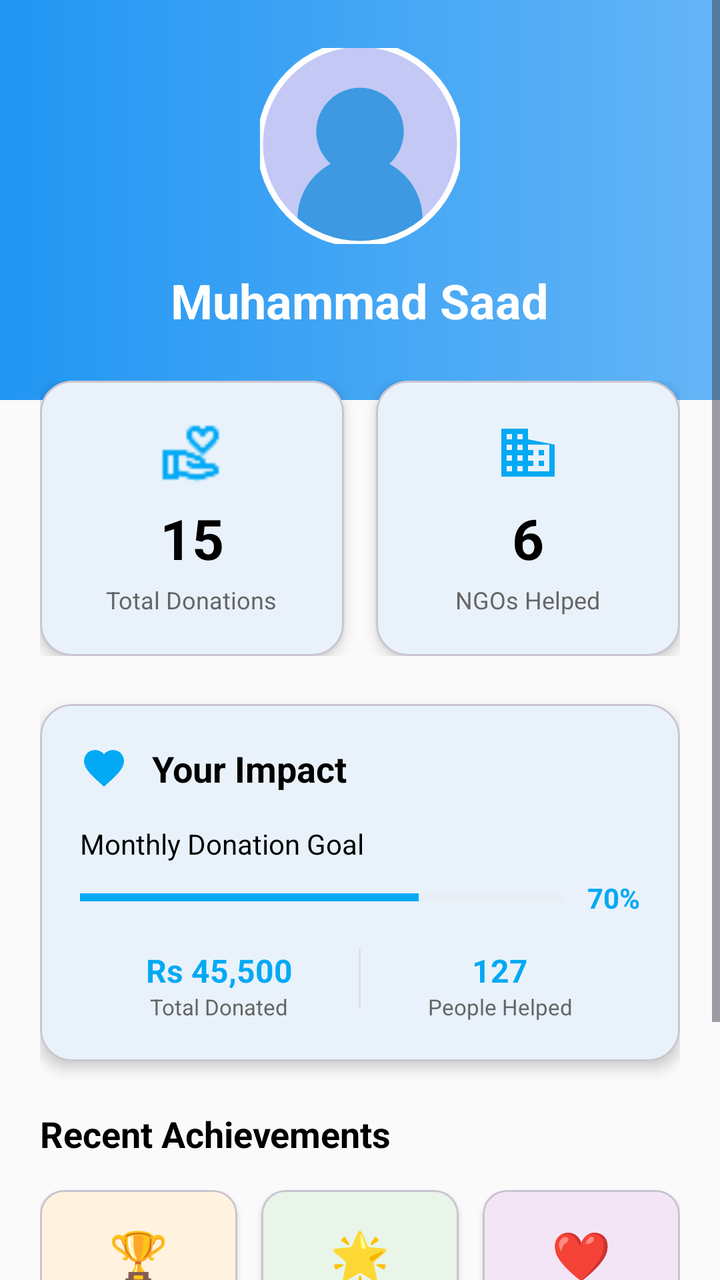
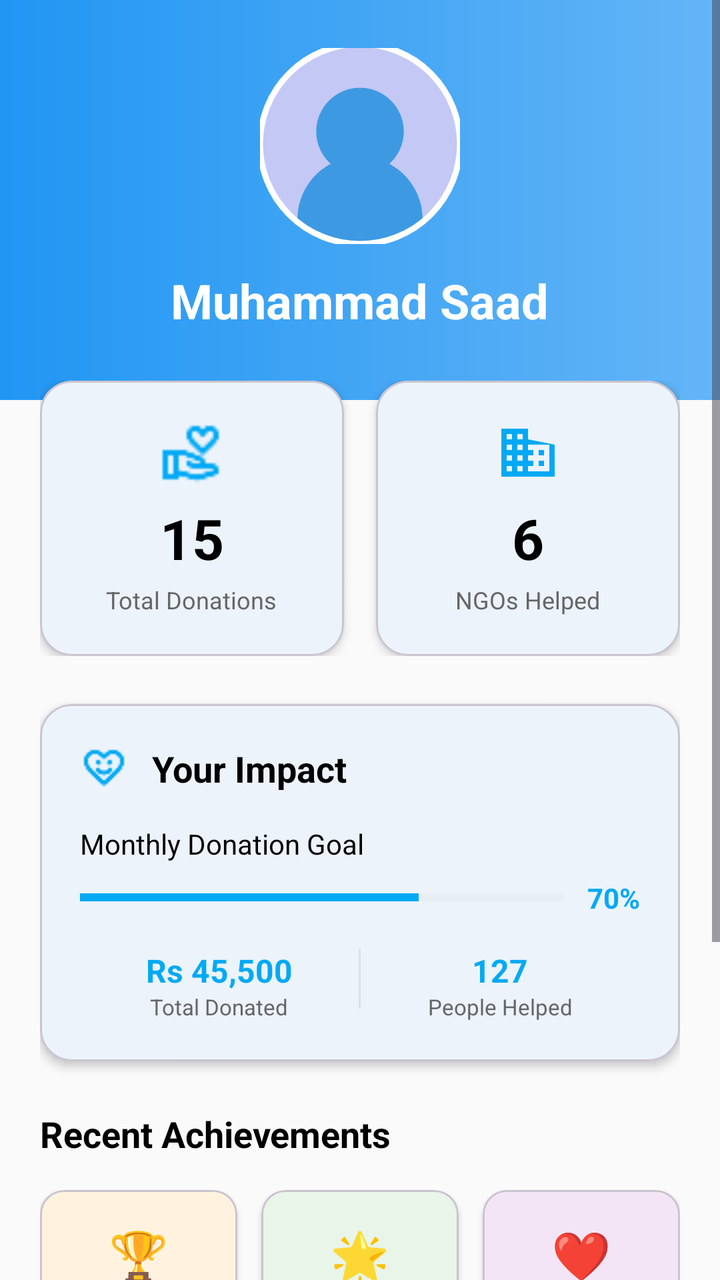

The first picture is an Android layout as it rendered before a commit; the second is the same layout after the commit. The layout source and the unified diff follow.
<!-- AndroidManifest.xml: application theme Theme.GiveEase -->
<!-- res/layout/fragment_donor_profile.xml -->
<?xml version="1.0" encoding="utf-8"?>
<ScrollView xmlns:android="http://schemas.android.com/apk/res/android"
    xmlns:app="http://schemas.android.com/apk/res-auto"
    android:layout_width="match_parent"
    android:layout_height="match_parent"
    android:background="@color/background"
    android:fillViewport="true">

    <LinearLayout
        android:layout_width="match_parent"
        android:layout_height="wrap_content"
        android:orientation="vertical">

        <RelativeLayout
            android:layout_width="match_parent"
            android:layout_height="200dp"
            android:background="@drawable/profile_header_gradient">

            <LinearLayout
                android:layout_width="match_parent"
                android:layout_height="wrap_content"
                android:orientation="vertical"
                android:gravity="center"
                android:layout_centerInParent="true"
                android:padding="24dp">

                <com.google.android.material.imageview.ShapeableImageView
                    android:id="@+id/imgProfile"
                    android:layout_width="100dp"
                    android:layout_height="100dp"
                    android:src="@drawable/sample_profile"
                    android:scaleType="centerCrop"
                    app:shapeAppearanceOverlay="@style/CircleImageView"
                    app:strokeColor="@android:color/white"
                    app:strokeWidth="3dp"
                    android:layout_marginBottom="12dp" />

                <TextView
                    android:id="@+id/tvDonorName"
                    android:layout_width="wrap_content"
                    android:layout_height="wrap_content"
                    android:text="Muhammad Saad"
                    android:textSize="24sp"
                    android:textColor="@android:color/white"
                    android:textStyle="bold"
                    android:layout_marginBottom="4dp" />

                <TextView
                    android:id="@+id/tvDonorEmail"
                    android:layout_width="wrap_content"
                    android:layout_height="wrap_content"
                    android:text="saad@example.com"
                    android:textColor="@android:color/white"
                    android:textSize="16sp"
                    android:alpha="0.9"
                    android:layout_marginBottom="8dp" />

                <LinearLayout
                    android:layout_width="wrap_content"
                    android:layout_height="wrap_content"
                    android:orientation="horizontal">

                    <TextView
                        android:layout_width="wrap_content"
                        android:layout_height="wrap_content"
                        android:text="⭐ Top Donor"
                        android:background="@drawable/white_badge_background"
                        android:paddingHorizontal="12dp"
                        android:paddingVertical="6dp"
                        android:textSize="12sp"
                        android:textStyle="bold"
                        android:textColor="@color/secondary"
                        android:layout_marginEnd="8dp" />

                    <TextView
                        android:layout_width="wrap_content"
                        android:layout_height="wrap_content"
                        android:text="🏆 5 Years"
                        android:background="@drawable/white_badge_background"
                        android:paddingHorizontal="12dp"
                        android:paddingVertical="6dp"
                        android:textSize="12sp"
                        android:textStyle="bold"
                        android:textColor="@color/secondary" />
                </LinearLayout>
            </LinearLayout>
        </RelativeLayout>

        <LinearLayout
            android:layout_width="match_parent"
            android:layout_height="wrap_content"
            android:orientation="vertical"
            android:padding="20dp"
            android:layout_marginTop="-30dp">

            <LinearLayout
                android:layout_width="match_parent"
                android:layout_height="wrap_content"
                android:orientation="horizontal"
                android:layout_marginBottom="24dp">

                <com.google.android.material.card.MaterialCardView
                    android:layout_width="0dp"
                    android:layout_height="wrap_content"
                    android:layout_weight="1"
                    android:layout_marginEnd="8dp"
                    app:cardCornerRadius="16dp"
                    app:cardElevation="4dp"
                    app:cardBackgroundColor="@android:color/white">

                    <LinearLayout
                        android:layout_width="match_parent"
                        android:layout_height="wrap_content"
                        android:orientation="vertical"
                        android:padding="20dp"
                        android:gravity="center">

                        <ImageView
                            android:layout_width="32dp"
                            android:layout_height="32dp"
                            android:src="@drawable/ic_donation"
                            app:tint="@color/secondary"
                            android:layout_marginBottom="8dp" />

                        <TextView
                            android:id="@+id/tvTotalDonations"
                            android:layout_width="wrap_content"
                            android:layout_height="wrap_content"
                            android:text="15"
                            android:textSize="28sp"
                            android:textStyle="bold"
                            android:textColor="@android:color/black"
                            android:layout_marginBottom="4dp" />

                        <TextView
                            android:layout_width="wrap_content"
                            android:layout_height="wrap_content"
                            android:text="Total Donations"
                            android:textColor="#666666"
                            android:textSize="12sp"
                            android:gravity="center" />
                    </LinearLayout>
                </com.google.android.material.card.MaterialCardView>

                <com.google.android.material.card.MaterialCardView
                    android:layout_width="0dp"
                    android:layout_height="wrap_content"
                    android:layout_weight="1"
                    android:layout_marginStart="8dp"
                    app:cardCornerRadius="16dp"
                    app:cardElevation="4dp"
                    app:cardBackgroundColor="@android:color/white">

                    <LinearLayout
                        android:layout_width="match_parent"
                        android:layout_height="wrap_content"
                        android:orientation="vertical"
                        android:padding="20dp"
                        android:gravity="center">

                        <ImageView
                            android:layout_width="32dp"
                            android:layout_height="32dp"
                            android:src="@drawable/ic_organization"
                            app:tint="@color/secondary"
                            android:layout_marginBottom="8dp" />

                        <TextView
                            android:id="@+id/tvNGOsSupported"
                            android:layout_width="wrap_content"
                            android:layout_height="wrap_content"
                            android:text="6"
                            android:textSize="28sp"
                            android:textStyle="bold"
                            android:textColor="@android:color/black"
                            android:layout_marginBottom="4dp" />

                        <TextView
                            android:layout_width="wrap_content"
                            android:layout_height="wrap_content"
                            android:text="NGOs Helped"
                            android:textColor="#666666"
                            android:textSize="12sp"
                            android:gravity="center" />
                    </LinearLayout>
                </com.google.android.material.card.MaterialCardView>
            </LinearLayout>

            <com.google.android.material.card.MaterialCardView
                android:layout_width="match_parent"
                android:layout_height="wrap_content"
                android:layout_marginBottom="24dp"
                app:cardCornerRadius="16dp"
                app:cardElevation="4dp"
                app:cardBackgroundColor="@android:color/white">

                <LinearLayout
                    android:layout_width="match_parent"
                    android:layout_height="wrap_content"
                    android:orientation="vertical"
                    android:padding="20dp">

                    <LinearLayout
                        android:layout_width="match_parent"
                        android:layout_height="wrap_content"
                        android:orientation="horizontal"
                        android:gravity="center_vertical"
                        android:layout_marginBottom="16dp">

                        <ImageView
                            android:layout_width="24dp"
                            android:layout_height="24dp"
                            android:src="@drawable/ic_heart1"
                            app:tint="@color/secondary" />

                        <TextView
                            android:layout_width="wrap_content"
                            android:layout_height="wrap_content"
                            android:text="Your Impact"
                            android:textSize="18sp"
                            android:textStyle="bold"
                            android:textColor="@android:color/black"
                            android:layout_marginStart="12dp" />
                    </LinearLayout>

                    <TextView
                        android:layout_width="wrap_content"
                        android:layout_height="wrap_content"
                        android:text="Monthly Donation Goal"
                        android:textSize="14sp"
                        android:textColor="@android:color/black"
                        android:layout_marginBottom="8dp" />

                    <LinearLayout
                        android:layout_width="match_parent"
                        android:layout_height="wrap_content"
                        android:orientation="horizontal"
                        android:gravity="center_vertical"
                        android:layout_marginBottom="16dp">

                        <ProgressBar
                            android:id="@+id/progressDonationGoal"
                            style="?android:attr/progressBarStyleHorizontal"
                            android:layout_width="0dp"
                            android:layout_height="8dp"
                            android:layout_weight="1"
                            android:progress="70"
                            android:progressTint="@color/secondary"
                            android:progressBackgroundTint="#E0E0E0" />

                        <TextView
                            android:id="@+id/tvProgressPercent"
                            android:layout_width="wrap_content"
                            android:layout_height="wrap_content"
                            android:text="70%"
                            android:layout_marginStart="12dp"
                            android:textColor="@color/secondary"
                            android:textStyle="bold" />
                    </LinearLayout>

                    <LinearLayout
                        android:layout_width="match_parent"
                        android:layout_height="wrap_content"
                        android:orientation="horizontal">

                        <LinearLayout
                            android:layout_width="0dp"
                            android:layout_height="wrap_content"
                            android:layout_weight="1"
                            android:orientation="vertical"
                            android:gravity="center">

                            <TextView
                                android:id="@+id/tvTotalAmount"
                                android:layout_width="wrap_content"
                                android:layout_height="wrap_content"
                                android:text="Rs 45,500"
                                android:textSize="16sp"
                                android:textStyle="bold"
                                android:textColor="@color/secondary" />

                            <TextView
                                android:layout_width="wrap_content"
                                android:layout_height="wrap_content"
                                android:text="Total Donated"
                                android:textSize="11sp"
                                android:textColor="#666666" />
                        </LinearLayout>

                        <View
                            android:layout_width="1dp"
                            android:layout_height="30dp"
                            android:background="#E0E0E0" />

                        <LinearLayout
                            android:layout_width="0dp"
                            android:layout_height="wrap_content"
                            android:layout_weight="1"
                            android:orientation="vertical"
                            android:gravity="center">

                            <TextView
                                android:id="@+id/tvPeopleHelped"
                                android:layout_width="wrap_content"
                                android:layout_height="wrap_content"
                                android:text="127"
                                android:textSize="16sp"
                                android:textStyle="bold"
                                android:textColor="@color/secondary" />

                            <TextView
                                android:layout_width="wrap_content"
                                android:layout_height="wrap_content"
                                android:text="People Helped"
                                android:textSize="11sp"
                                android:textColor="#666666" />
                        </LinearLayout>
                    </LinearLayout>
                </LinearLayout>
            </com.google.android.material.card.MaterialCardView>

            <TextView
                android:layout_width="wrap_content"
                android:layout_height="wrap_content"
                android:text="Recent Achievements"
                android:textSize="18sp"
                android:textStyle="bold"
                android:textColor="@android:color/black"
                android:layout_marginBottom="16dp" />

            <LinearLayout
                android:layout_width="match_parent"
                android:layout_height="wrap_content"
                android:orientation="horizontal"
                android:layout_marginBottom="32dp">

                <com.google.android.material.card.MaterialCardView
                    android:layout_width="0dp"
                    android:layout_height="wrap_content"
                    android:layout_weight="1"
                    android:layout_marginEnd="8dp"
                    app:cardCornerRadius="12dp"
                    app:cardElevation="2dp"
                    app:cardBackgroundColor="#FFF3E0">

                    <LinearLayout
                        android:layout_width="match_parent"
                        android:layout_height="wrap_content"
                        android:orientation="vertical"
                        android:padding="16dp"
                        android:gravity="center">

                        <TextView
                            android:layout_width="wrap_content"
                            android:layout_height="wrap_content"
                            android:text="🏆"
                            android:textSize="24sp"
                            android:layout_marginBottom="4dp" />

                        <TextView
                            android:layout_width="wrap_content"
                            android:layout_height="wrap_content"
                            android:text="Generous Heart"
                            android:textSize="12sp"
                            android:textStyle="bold"
                            android:textColor="@android:color/holo_orange_dark"
                            android:gravity="center" />
                    </LinearLayout>
                </com.google.android.material.card.MaterialCardView>

                <com.google.android.material.card.MaterialCardView
                    android:layout_width="0dp"
                    android:layout_height="wrap_content"
                    android:layout_weight="1"
                    android:layout_marginStart="4dp"
                    android:layout_marginEnd="4dp"
                    app:cardCornerRadius="12dp"
                    app:cardElevation="2dp"
                    app:cardBackgroundColor="#E8F5E8">

                    <LinearLayout
                        android:layout_width="match_parent"
                        android:layout_height="wrap_content"
                        android:orientation="vertical"
                        android:padding="16dp"
                        android:gravity="center">

                        <TextView
                            android:layout_width="wrap_content"
                            android:layout_height="wrap_content"
                            android:text="🌟"
                            android:textSize="24sp"
                            android:layout_marginBottom="4dp" />

                        <TextView
                            android:layout_width="wrap_content"
                            android:layout_height="wrap_content"
                            android:text="Monthly Star"
                            android:textSize="12sp"
                            android:textStyle="bold"
                            android:textColor="@android:color/holo_green_dark"
                            android:gravity="center" />
                    </LinearLayout>
                </com.google.android.material.card.MaterialCardView>

                <com.google.android.material.card.MaterialCardView
                    android:layout_width="0dp"
                    android:layout_height="wrap_content"
                    android:layout_weight="1"
                    android:layout_marginStart="8dp"
                    app:cardCornerRadius="12dp"
                    app:cardElevation="2dp"
                    app:cardBackgroundColor="#F3E5F5">

                    <LinearLayout
                        android:layout_width="match_parent"
                        android:layout_height="wrap_content"
                        android:orientation="vertical"
                        android:padding="16dp"
                        android:gravity="center">

                        <TextView
                            android:layout_width="wrap_content"
                            android:layout_height="wrap_content"
                            android:text="❤️"
                            android:textSize="24sp"
                            android:layout_marginBottom="4dp" />

                        <TextView
                            android:layout_width="wrap_content"
                            android:layout_height="wrap_content"
                            android:text="Compassionate"
                            android:textSize="12sp"
                            android:textStyle="bold"
                            android:textColor="@android:color/holo_purple"
                            android:gravity="center" />
                    </LinearLayout>
                </com.google.android.material.card.MaterialCardView>
            </LinearLayout>

            <LinearLayout
                android:layout_width="match_parent"
                android:layout_height="wrap_content"
                android:orientation="horizontal">

                <com.google.android.material.button.MaterialButton
                    android:id="@+id/btnDonationHistory"
                    android:layout_width="0dp"
                    android:layout_height="56dp"
                    android:layout_weight="1"
                    android:text="View History"
                    android:textSize="14sp"
                    app:icon="@drawable/ic_history"
                    app:iconGravity="start"
                    app:cornerRadius="28dp"
                    android:layout_marginEnd="8dp"
                    android:backgroundTint="@color/secondary"
                    style="@style/Widget.Material3.Button" />

                <com.google.android.material.button.MaterialButton
                    android:id="@+id/btnGoToSettings"
                    android:layout_width="0dp"
                    android:layout_height="56dp"
                    android:layout_weight="1"
                    android:text="Settings"
                    android:textSize="14sp"
                    app:icon="@drawable/ic_settings"
                    app:iconGravity="start"
                    app:cornerRadius="28dp"
                    android:layout_marginStart="8dp"
                    app:strokeColor="@color/secondary"
                    app:strokeWidth="2dp"
                    android:textColor="@color/secondary"
                    android:backgroundTint="@android:color/transparent"
                    style="@style/Widget.Material3.Button.OutlinedButton" />
            </LinearLayout>
        </LinearLayout>
    </LinearLayout>
</ScrollView>
<!-- resources referenced by this layout -->
<resources>
  <color name="background">#FAFAFA</color>
  <color name="secondary">#03A9F4</color>
  <!-- drawable ic_donation: png bitmap (drawable, 513 bytes) -->
  <!-- drawable ic_heart1 (drawable) -->
  <vector xmlns:android="http://schemas.android.com/apk/res/android"
      android:width="24dp"
      android:height="24dp"
      android:viewportWidth="24"
      android:viewportHeight="24">
      <path
          android:fillColor="#FF000000"
          android:pathData="M12,21.35l-1.45,-1.32C5.4,15.36 2,12.28 2,8.5 2,5.42 4.42,3 7.5,3c1.74,0 3.41,0.81 4.5,2.09C13.09,3.81 14.76,3 16.5,3 19.58,3 22,5.42 22,8.5c0,3.78 -3.4,6.86 -8.55,11.54L12,21.35z"/>
  </vector>
  <!-- drawable ic_history: png bitmap (drawable, 413 bytes) -->
  <!-- drawable ic_organization (drawable) -->
  <vector xmlns:android="http://schemas.android.com/apk/res/android"
      android:width="24dp"
      android:height="24dp"
      android:viewportWidth="24"
      android:viewportHeight="24">
      <path
          android:fillColor="#FF000000"
          android:pathData="M12,7L12,3L2,3v18h20L22,9L12,7zM6,19L4,19v-2h2v2zM6,15L4,15v-2h2v2zM6,11L4,11L4,9h2v2zM6,7L4,7L4,5h2v2zM10,19L8,19v-2h2v2zM10,15L8,15v-2h2v2zM10,11L8,11L8,9h2v2zM10,7L8,7L8,5h2v2zM20,19h-8v-2h2v-2h-2v-2h2v-2h-2L12,9h8v10zM18,11h-2v2h2v-2zM18,15h-2v2h2v-2z"/>
  </vector>
  <!-- drawable ic_settings: png bitmap (drawable, 585 bytes) -->
  <!-- drawable profile_header_gradient (drawable) -->
  <?xml version="1.0" encoding="utf-8"?>
  <shape xmlns:android="http://schemas.android.com/apk/res/android">
      <gradient
          android:startColor="#2196F3"
          android:endColor="#64B5F6"
          android:angle="0"/>
  </shape>
  <!-- drawable sample_profile: png bitmap (drawable, 19645 bytes) -->
  <!-- drawable white_badge_background (drawable) -->
  <shape xmlns:android="http://schemas.android.com/apk/res/android">
      <solid android:color="@android:color/white" />
      <corners android:radius="16dp" />
      <stroke android:width="1dp" android:color="#E0E0E0" />
  </shape>
  <style name="CircleImageView" parent="">
          <item name="cornerFamily">rounded</item>
          <item name="cornerSize">50%</item>
      </style>
  <style name="Theme.GiveEase" parent="Theme.Material3.Light.NoActionBar">
          
          <item name="colorPrimary">@color/primary_blue</item>
          <item name="colorOnPrimary">@color/white</item>
          <item name="colorSecondary">@color/teal_200</item>
          <item name="colorOnSecondary">@color/black</item>
  
          
          <item name="android:windowBackground">@color/background</item>
          <item name="colorSurface">@color/surface</item>
          <item name="colorOnSurface">@color/onSurface</item>
          <item name="colorOnBackground">@color/onBackground</item>
  
          
          <item name="android:statusBarColor" tools:targetApi="l">?attr/colorPrimary</item>
  
      </style>
  <color name="primary_blue">#1976D2</color>
  <color name="white">#FFFFFFFF</color>
  <color name="teal_200">#FF03DAC5</color>
  <color name="black">#FF000000</color>
  <color name="surface">#FFFFFF</color>
  <color name="onSurface">#212121</color>
  <color name="onBackground">#212121</color>
</resources>

<!-- the commit's change to res/layout/fragment_donor_profile.xml (unified diff, before → after) -->
@@ -105,7 +105,7 @@
                     android:layout_weight="1"
                     android:layout_marginEnd="8dp"
                     app:cardCornerRadius="16dp"
-                    app:cardElevation="4dp"
+                    app:cardElevation="3dp"
                     app:cardBackgroundColor="@android:color/white">
 
                     <LinearLayout
@@ -148,7 +148,7 @@
                     android:layout_weight="1"
                     android:layout_marginStart="8dp"
                     app:cardCornerRadius="16dp"
-                    app:cardElevation="4dp"
+                    app:cardElevation="3dp"
                     app:cardBackgroundColor="@android:color/white">
 
                     <LinearLayout
@@ -191,7 +191,7 @@
                 android:layout_height="wrap_content"
                 android:layout_marginBottom="24dp"
                 app:cardCornerRadius="16dp"
-                app:cardElevation="4dp"
+                app:cardElevation="3dp"
                 app:cardBackgroundColor="@android:color/white">
 
                 <LinearLayout
@@ -210,7 +210,7 @@
                         <ImageView
                             android:layout_width="24dp"
                             android:layout_height="24dp"
-                            android:src="@drawable/ic_heart1"
+                            android:src="@drawable/ic_heart"
                             app:tint="@color/secondary" />
 
                         <TextView
@@ -441,33 +441,55 @@
             <LinearLayout
                 android:layout_width="match_parent"
                 android:layout_height="wrap_content"
-                android:orientation="horizontal">
-
-                <com.google.android.material.button.MaterialButton
-                    android:id="@+id/btnDonationHistory"
-                    android:layout_width="0dp"
-                    android:layout_height="56dp"
-                    android:layout_weight="1"
-                    android:text="View History"
-                    android:textSize="14sp"
-                    app:icon="@drawable/ic_history"
-                    app:iconGravity="start"
-                    app:cornerRadius="28dp"
-                    android:layout_marginEnd="8dp"
-                    android:backgroundTint="@color/secondary"
-                    style="@style/Widget.Material3.Button" />
+                android:orientation="vertical">
+
+                <LinearLayout
+                    android:layout_width="match_parent"
+                    android:layout_height="wrap_content"
+                    android:orientation="horizontal"
+                    android:layout_marginBottom="12dp">
+
+                    <com.google.android.material.button.MaterialButton
+                        android:id="@+id/btnDonationHistory"
+                        android:layout_width="0dp"
+                        android:layout_height="56dp"
+                        android:layout_weight="1"
+                        android:text="View History"
+                        android:textSize="14sp"
+                        app:icon="@drawable/ic_history"
+                        app:iconGravity="start"
+                        app:cornerRadius="28dp"
+                        android:layout_marginEnd="8dp"
+                        android:backgroundTint="@color/secondary"
+                        style="@style/Widget.Material3.Button" />
+
+                    <com.google.android.material.button.MaterialButton
+                        android:id="@+id/btnMyCampaigns"
+                        android:layout_width="0dp"
+                        android:layout_height="56dp"
+                        android:layout_weight="1"
+                        android:text="My Campaigns"
+                        android:textSize="14sp"
+                        app:icon="@drawable/ic_campaign"
+                        app:iconGravity="start"
+                        app:cornerRadius="28dp"
+                        android:layout_marginStart="8dp"
+                        app:strokeColor="@color/secondary"
+                        app:strokeWidth="2dp"
+                        android:textColor="@color/secondary"
+                        android:backgroundTint="@android:color/transparent"
+                        style="@style/Widget.Material3.Button.OutlinedButton" />
+                </LinearLayout>
 
                 <com.google.android.material.button.MaterialButton
                     android:id="@+id/btnGoToSettings"
-                    android:layout_width="0dp"
+                    android:layout_width="match_parent"
                     android:layout_height="56dp"
-                    android:layout_weight="1"
                     android:text="Settings"
                     android:textSize="14sp"
                     app:icon="@drawable/ic_settings"
                     app:iconGravity="start"
                     app:cornerRadius="28dp"
-                    android:layout_marginStart="8dp"
                     app:strokeColor="@color/secondary"
                     app:strokeWidth="2dp"
                     android:textColor="@color/secondary"
<!-- resource entries referenced after the edit -->
@@ -2,8 +2,7 @@
 <resources>
   <color name="background">#FAFAFA</color>
   <color name="secondary">#03A9F4</color>
-  <!-- drawable ic_donation: png bitmap (drawable, 513 bytes) -->
-  <!-- drawable ic_heart1 (drawable) -->
+  <!-- drawable ic_campaign (drawable) -->
   <vector xmlns:android="http://schemas.android.com/apk/res/android"
       android:width="24dp"
       android:height="24dp"
@@ -11,8 +10,10 @@
       android:viewportHeight="24">
       <path
           android:fillColor="#FF000000"
-          android:pathData="M12,21.35l-1.45,-1.32C5.4,15.36 2,12.28 2,8.5 2,5.42 4.42,3 7.5,3c1.74,0 3.41,0.81 4.5,2.09C13.09,3.81 14.76,3 16.5,3 19.58,3 22,5.42 22,8.5c0,3.78 -3.4,6.86 -8.55,11.54L12,21.35z"/>
+          android:pathData="M12,2l3.09,6.26L22,9.27l-5,4.87 1.18,6.88L12,17.77l-6.18,3.25L7,14.14 2,9.27l6.91,-1.01L12,2zM12,15.4l3.76,2.27 -1,-4.28 3.32,-2.88 -4.38,-0.38L12,6.1l-1.71,4.04 -4.38,0.38 3.32,2.88 -1,4.28L12,15.4z"/>
   </vector>
+  <!-- drawable ic_donation: png bitmap (drawable, 513 bytes) -->
+  <!-- drawable ic_heart: png bitmap (drawable, 512 bytes) -->
   <!-- drawable ic_history: png bitmap (drawable, 413 bytes) -->
   <!-- drawable ic_organization (drawable) -->
   <vector xmlns:android="http://schemas.android.com/apk/res/android"
